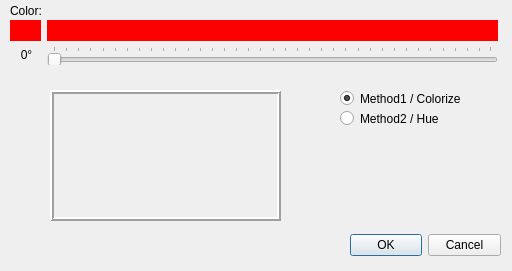
The window that src/dialogs/huedialog.ui (PhotoFlare/photoflare) describes before a commit, drawn with Qt 5.
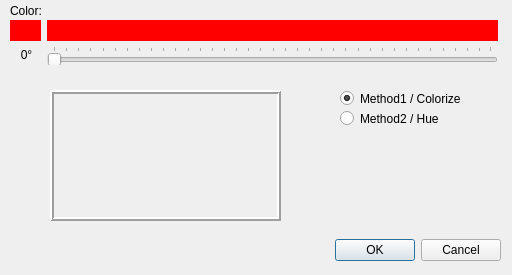
The same window after the commit.

Commit message: Minor layout and language corrections for german

The edit to the form file:
```diff
--- a/src/dialogs/huedialog.ui
+++ b/src/dialogs/huedialog.ui
@@ -10,7 +10,7 @@
     <x>0</x>
     <y>0</y>
     <width>512</width>
-    <height>271</height>
+    <height>275</height>
    </rect>
   </property>
   <property name="windowTitle">
@@ -19,17 +19,26 @@
   <widget class="QDialogButtonBox" name="buttonBox">
    <property name="geometry">
     <rect>
-     <x>350</x>
+     <x>330</x>
      <y>230</y>
-     <width>151</width>
-     <height>31</height>
+     <width>171</width>
+     <height>41</height>
     </rect>
    </property>
+   <property name="sizePolicy">
+    <sizepolicy hsizetype="Expanding" vsizetype="Fixed">
+     <horstretch>0</horstretch>
+     <verstretch>0</verstretch>
+    </sizepolicy>
+   </property>
    <property name="orientation">
     <enum>Qt::Horizontal</enum>
    </property>
    <property name="standardButtons">
-    <set>QDialogButtonBox::Cancel|QDialogButtonBox::Ok</set>
+    <set>QDialogButtonBox::StandardButton::Cancel|QDialogButtonBox::StandardButton::Ok</set>
+   </property>
+   <property name="centerButtons">
+    <bool>false</bool>
    </property>
   </widget>
   <widget class="QLabel" name="valueLabel">
```
Left out of the diff: 22 changed lines with no effect on the pictures. The commit also changes 2 other files.
